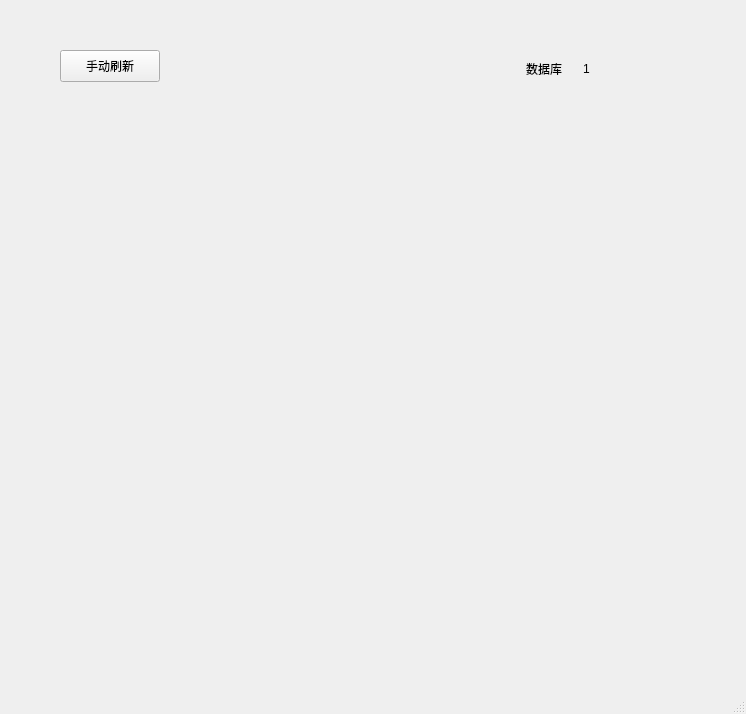
The window that drawgraph.ui (WhereAreBugs/Cuit_project3) describes before a commit, drawn with Qt 5.
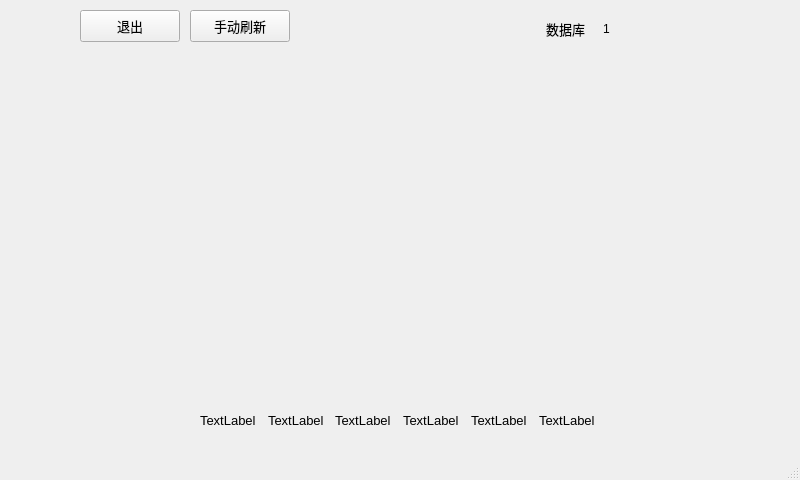
The same window after the commit. Icons and pictures are not drawn.

The edit to the form file:
```diff
--- a/drawgraph.ui
+++ b/drawgraph.ui
@@ -6,23 +6,31 @@
    <rect>
     <x>0</x>
     <y>0</y>
-    <width>746</width>
-    <height>714</height>
+    <width>800</width>
+    <height>480</height>
    </rect>
   </property>
   <property name="windowTitle">
    <string>DrawGraph</string>
   </property>
+  <property name="styleSheet">
+   <string notr="true">#DrawGraph{border-image: url(:/images/6.jpg);}</string>
+  </property>
   <widget class="QWidget" name="centralwidget">
    <widget class="QPushButton" name="refresh">
     <property name="geometry">
      <rect>
-      <x>60</x>
-      <y>50</y>
+      <x>190</x>
+      <y>10</y>
       <width>100</width>
       <height>32</height>
      </rect>
     </property>
+    <property name="font">
+     <font>
+      <pointsize>10</pointsize>
+     </font>
+    </property>
     <property name="text">
      <string>手动刷新</string>
     </property>
@@ -30,8 +38,8 @@
    <widget class="QWidget" name="layoutWidget">
     <property name="geometry">
      <rect>
-      <x>520</x>
-      <y>60</y>
+      <x>540</x>
+      <y>20</y>
       <width>91</width>
       <height>18</height>
      </rect>
@@ -51,6 +59,11 @@
          <height>16777215</height>
         </size>
        </property>
+       <property name="font">
+        <font>
+         <pointsize>10</pointsize>
+        </font>
+       </property>
        <property name="text">
         <string>数据库</string>
        </property>
@@ -74,14 +87,128 @@
    <widget class="QWidget" name="verticalLayoutWidget">
     <property name="geometry">
      <rect>
-      <x>60</x>
-      <y>150</y>
-      <width>591</width>
-      <height>421</height>
+      <x>50</x>
+      <y>60</y>
+      <width>661</width>
+      <height>341</height>
      </rect>
     </property>
     <layout class="QVBoxLayout" name="verticalLayout"/>
    </widget>
+   <widget class="QPushButton" name="exitButton">
+    <property name="geometry">
+     <rect>
+      <x>80</x>
+      <y>10</y>
+      <width>100</width>
+      <height>32</height>
+     </rect>
+    </property>
+    <property name="font">
+     <font>
+      <pointsize>10</pointsize>
+     </font>
+    </property>
+    <property name="text">
+     <string>退出</string>
+    </property>
+   </widget>
+   <widget class="QWidget" name="layoutWidget">
+    <property name="geometry">
+     <rect>
+      <x>200</x>
+      <y>410</y>
+      <width>400</width>
+      <height>20</height>
+     </rect>
+    </property>
+    <layout class="QHBoxLayout" name="horizontalLayout_5">
+     <item>
+      <layout class="QHBoxLayout" name="horizontalLayout_2">
+       <item>
+        <widget class="QLabel" name="LST">
+         <property name="font">
+          <font>
+           <pointsize>10</pointsize>
+          </font>
+         </property>
+         <property name="text">
+          <string>TextLabel</string>
+         </property>
+        </widget>
+       </item>
+       <item>
+        <widget class="QLabel" name="LST_num">
+         <property name="font">
+          <font>
+           <pointsize>10</pointsize>
+          </font>
+         </property>
+         <property name="text">
+          <string>TextLabel</string>
+         </property>
+        </widget>
+       </item>
+      </layout>
+     </item>
+     <item>
+      <layout class="QHBoxLayout" name="horizontalLayout_3">
+       <item>
+        <widget class="QLabel" name="licha">
+         <property name="font">
+          <font>
+           <pointsize>10</pointsize>
+          </font>
+         </property>
+         <property name="text">
+          <string>TextLabel</string>
+         </property>
+        </widget>
+       </item>
+       <item>
+        <widget class="QLabel" name="licha_num">
+         <property name="font">
+          <font>
+           <pointsize>10</pointsize>
+          </font>
+         </property>
+         <property name="text">
+          <string>TextLabel</string>
+         </property>
+        </widget>
+       </item>
+      </layout>
+     </item>
+     <item>
+      <layout class="QHBoxLayout" name="horizontalLayout_4">
+       <item>
+        <widget class="QLabel" name="TVDI">
+         <property name="font">
+          <font>
+           <pointsize>10</pointsize>
+          </font>
+         </property>
+         <property name="text">
+          <string>TextLabel</string>
+         </property>
+        </widget>
+       </item>
+       <item>
+        <widget class="QLabel" name="TVDI_num">
+         <property name="font">
+          <font>
+           <pointsize>10</pointsize>
+          </font>
+         </property>
+         <property name="text">
+          <string>TextLabel</string>
+         </property>
+        </widget>
+       </item>
+      </layout>
+     </item>
+    </layout>
+   </widget>
   </widget>
   <widget class="QMenuBar" name="menubar">
    <property name="geometry">
```
Left out of the diff: 2 changed lines with no effect on the pictures.
